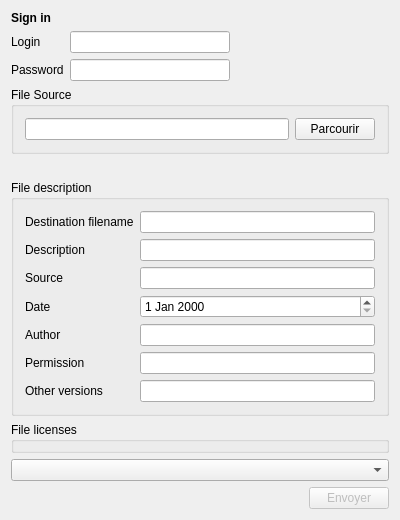
Before: the Qt Designer form mediawiki/samplecode/uploadsample/mainwindow.ui in KDE/silk, drawn with Qt 5.
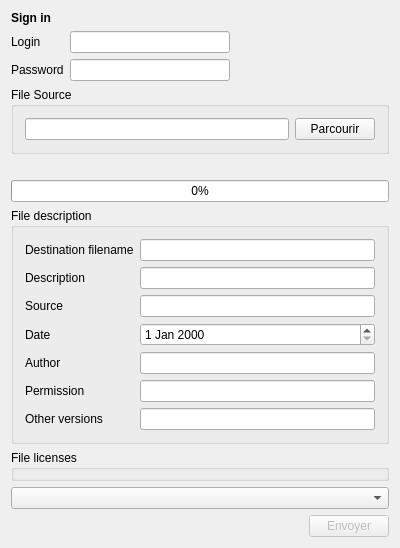
After: the same form once the commit is applied.

Commit message: Emit progress signals in job. Add progress bar in upload sample.

Patch:
```diff
--- a/mediawiki/samplecode/uploadsample/mainwindow.ui
+++ b/mediawiki/samplecode/uploadsample/mainwindow.ui
@@ -40,7 +40,7 @@
       </layout>
      </widget>
     </item>
-    <item row="3" column="0">
+    <item row="4" column="0">
      <widget class="QGroupBox" name="groupBox_2">
       <property name="title">
        <string>File description</string>
@@ -196,7 +196,7 @@
       </item>
      </layout>
     </item>
-    <item row="8" column="0">
+    <item row="9" column="0">
      <layout class="QHBoxLayout" name="horizontalLayout_2">
       <item>
        <spacer name="horizontalSpacer">
@@ -223,7 +223,7 @@
       </item>
      </layout>
     </item>
-    <item row="5" column="0">
+    <item row="6" column="0">
      <widget class="QGroupBox" name="groupBox_3">
       <property name="layoutDirection">
        <enum>Qt::LeftToRight</enum>
@@ -236,7 +236,7 @@
       </property>
      </widget>
     </item>
-    <item row="6" column="0">
+    <item row="7" column="0">
      <widget class="QComboBox" name="comboBox"/>
     </item>
     <item row="2" column="0">
@@ -249,6 +249,16 @@
       </property>
      </widget>
     </item>
+    <item row="3" column="0">
+     <widget class="QProgressBar" name="progressBar">
+      <property name="enabled">
+       <bool>true</bool>
+      </property>
+      <property name="value">
+       <number>0</number>
+      </property>
+     </widget>
+    </item>
    </layout>
   </widget>
  </widget>
```
The commit also changes 15 other files.
